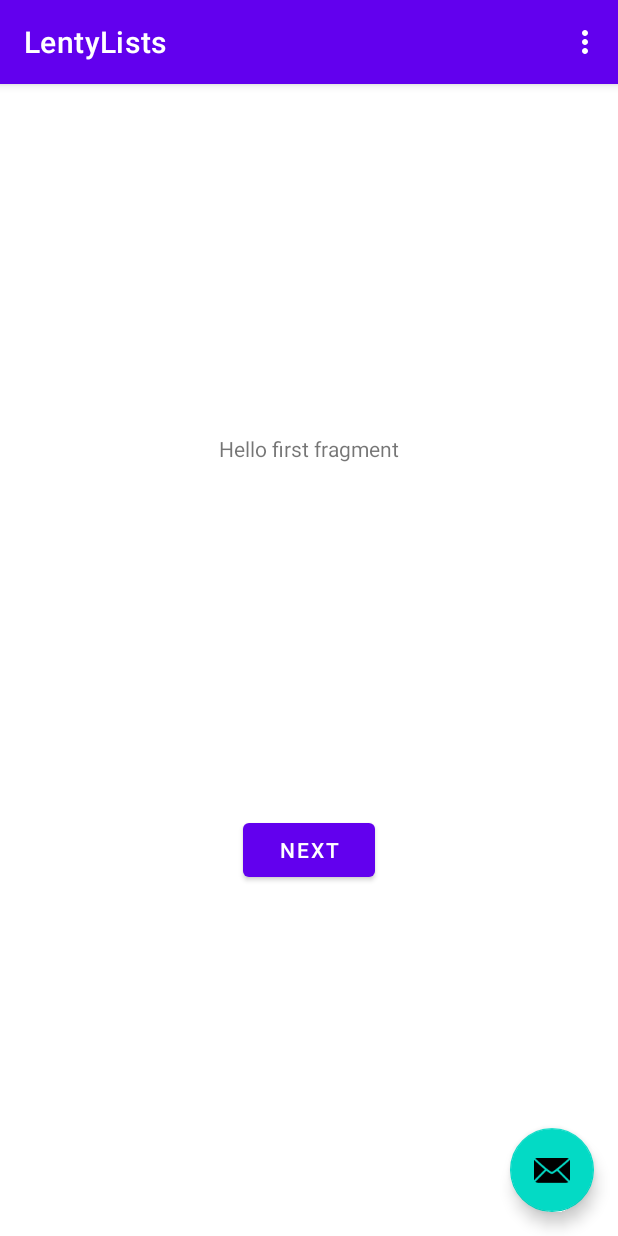
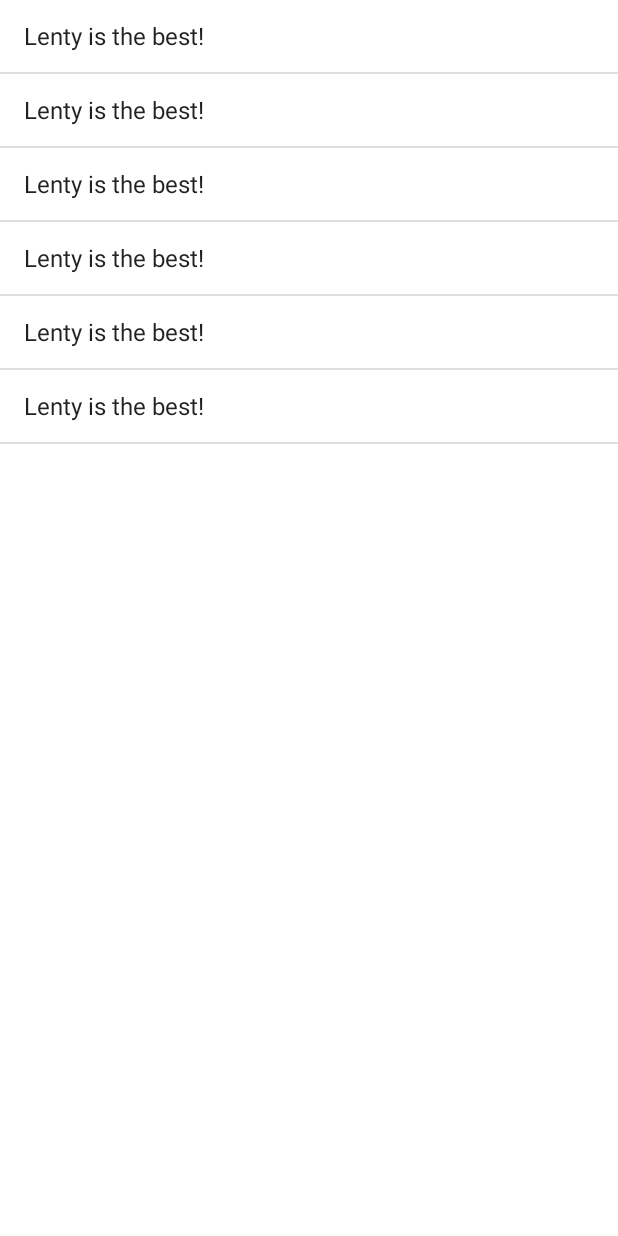
Before and after one commit to LentySprangers/LentyLists, an Android app: the screen it shows after launch (MainActivity before the commit, ContentMain after it), on a phone screen of 412 x 824 dp. Run offline under Robolectric (Android 15) with nearby library versions, the phone set to English and light mode, and no system bars.

Commit message:
added listview with listitems

```diff
--- a/app/src/main/AndroidManifest.xml
+++ b/app/src/main/AndroidManifest.xml
@@ -10,7 +10,7 @@
         android:supportsRtl="true"
         android:theme="@style/Theme.LentyLists">
         <activity
-            android:name=".MainActivity"
+            android:name=".ContentMain"
             android:label="@string/app_name"
             android:theme="@style/Theme.LentyLists.NoActionBar">
             <intent-filter>
--- /dev/null
+++ b/app/src/main/java/com/example/lentylists/ContentMain.java
@@ -0,0 +1,75 @@
+package com.example.lentylists;
+
+import android.os.Bundle;
+import android.view.Menu;
+import android.view.MenuItem;
+import android.view.View;
+import android.widget.ArrayAdapter;
+import android.widget.ListAdapter;
+import android.widget.ListView;
+
+import androidx.appcompat.app.AppCompatActivity;
+import androidx.appcompat.widget.Toolbar;
+
+import com.google.android.material.floatingactionbutton.FloatingActionButton;
+import com.google.android.material.snackbar.Snackbar;
+
+import java.util.ArrayList;
+
+public class ContentMain extends AppCompatActivity {
+    ArrayList<String> listItems = new ArrayList<String>();
+    ArrayAdapter<String> adapter;
+    private ListView mListView;
+
+    @Override
+    protected void onCreate(Bundle savedInstanceState) {
+        super.onCreate(savedInstanceState);
+        setContentView(R.layout.content_main);
+        Toolbar toolbar = findViewById(R.id.toolbar);
+        setSupportActionBar(toolbar);
+
+        adapter = new ArrayAdapter<String>(this,
+                android.R.layout.simple_list_item_1,
+                listItems);
+        setListAdapter(adapter);
+
+
+        for (int i = 0; i <= 5; i++) {
+            this.listItems.add("Lenty is the best!");
+        }
+    }
+
+    private void setListAdapter(ListAdapter adapter) {
+        getListView().setAdapter(adapter);
+    }
+
+    protected ListView getListView() {
+        if (mListView == null) {
+            mListView = (ListView) findViewById(R.id.list_item);
+        }
+
+        return mListView;
+    }
+
+    @Override
+    public boolean onCreateOptionsMenu(Menu menu) {
+        // Inflate the menu; this adds items to the action bar if it is present.
+        getMenuInflater().inflate(R.menu.menu_main, menu);
+        return true;
+    }
+
+    @Override
+    public boolean onOptionsItemSelected(MenuItem item) {
+        // Handle action bar item clicks here. The action bar will
+        // automatically handle clicks on the Home/Up button, so long
+        // as you specify a parent activity in AndroidManifest.xml.
+        int id = item.getItemId();
+
+        //noinspection SimplifiableIfStatement
+        if (id == R.id.action_settings) {
+            return true;
+        }
+
+        return super.onOptionsItemSelected(item);
+    }
+}
--- a/app/src/main/java/com/example/lentylists/MainActivity.java
+++ b/app/src/main/java/com/example/lentylists/MainActivity.java
@@ -21,6 +21,7 @@ public class MainActivity extends AppCompatActivity {
         setContentView(R.layout.activity_main);
         Toolbar toolbar = findViewById(R.id.toolbar);
         setSupportActionBar(toolbar);
+
 
         FloatingActionButton fab = findViewById(R.id.fab);
         fab.setOnClickListener(new View.OnClickListener() {
--- a/app/src/main/res/layout/activity_main.xml
+++ b/app/src/main/res/layout/activity_main.xml
@@ -9,9 +9,11 @@
     <com.google.android.material.appbar.AppBarLayout
         android:layout_width="match_parent"
         android:layout_height="wrap_content"
-        android:theme="@style/Theme.LentyLists.AppBarOverlay">
+        android:theme="@style/Theme.LentyLists.AppBarOverlay"
+        >
 
         <androidx.appcompat.widget.Toolbar
+
             android:id="@+id/toolbar"
             android:layout_width="match_parent"
             android:layout_height="?attr/actionBarSize"
@@ -28,6 +30,6 @@
         android:layout_height="wrap_content"
         android:layout_gravity="bottom|end"
         android:layout_margin="@dimen/fab_margin"
-        app:srcCompat="@android:drawable/ic_dialog_email" />
+        app:srcCompat="@android:drawable/ic_input_add" />
 
 </androidx.coordinatorlayout.widget.CoordinatorLayout>
--- a/app/src/main/res/layout/content_main.xml
+++ b/app/src/main/res/layout/content_main.xml
@@ -3,17 +3,16 @@
     xmlns:app="http://schemas.android.com/apk/res-auto"
     android:layout_width="match_parent"
     android:layout_height="match_parent"
-    app:layout_behavior="@string/appbar_scrolling_view_behavior">
+    xmlns:tools="http://schemas.android.com/tools"
+    app:layout_behavior="@string/appbar_scrolling_view_behavior"
+    tools:context=".ContentMain">
 
-    <fragment
-        android:id="@+id/nav_host_fragment"
-        android:name="androidx.navigation.fragment.NavHostFragment"
-        android:layout_width="0dp"
-        android:layout_height="0dp"
-        app:defaultNavHost="true"
-        app:layout_constraintBottom_toBottomOf="parent"
-        app:layout_constraintLeft_toLeftOf="parent"
-        app:layout_constraintRight_toRightOf="parent"
-        app:layout_constraintTop_toTopOf="parent"
-        app:navGraph="@navigation/nav_graph" />
+    <ListView
+        android:layout_width="match_parent"
+        android:layout_height="match_parent"
+        tools:layout_editor_absoluteX="45dp"
+        tools:layout_editor_absoluteY="145dp"
+        android:id="@+id/list_item"/>
+
+
 </androidx.constraintlayout.widget.ConstraintLayout>
--- a/app/src/main/res/values/strings.xml
+++ b/app/src/main/res/values/strings.xml
@@ -7,6 +7,6 @@
     <string name="next">Next</string>
     <string name="previous">Previous</string>
 
-    <string name="hello_first_fragment">Hello first fragment</string>
+    <string name="hello_first_fragment">first item</string>
     <string name="hello_second_fragment">Hello second fragment. Arg: %1$s</string>
 </resources>
```
